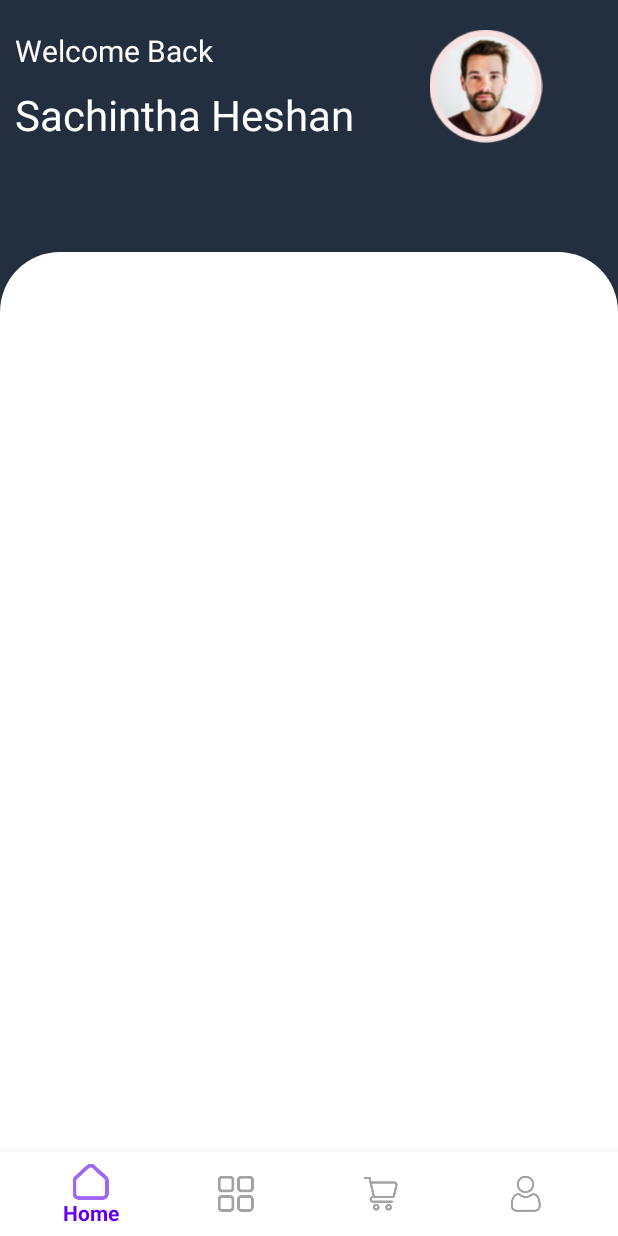
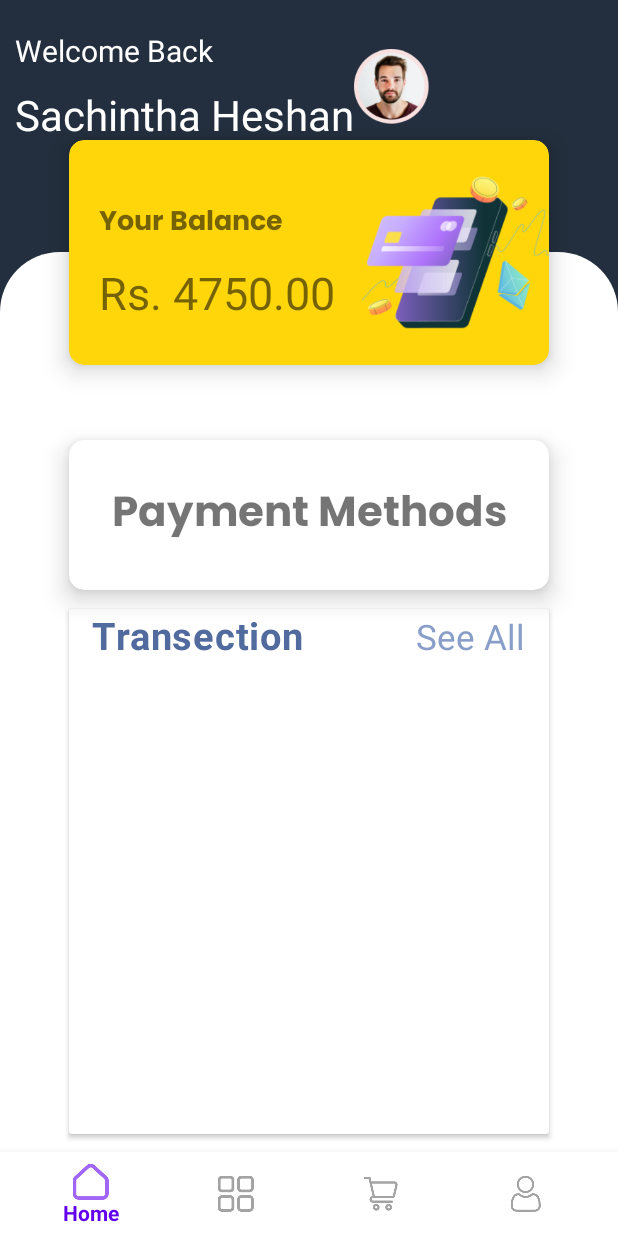
Before and after one commit to ImeshR/MAD-Project, an Android app: the layout activity_payment_profile.xml on its own in the app's theme, with its tools: preview values and no code run, on a phone screen of 412 x 824 dp. Run offline under Robolectric (Android 15) with nearby library versions, the phone set to English and light mode, and no system bars.

Commit message:
profile transection table

```diff
--- a/app/build.gradle
+++ b/app/build.gradle
@@ -45,5 +45,6 @@ dependencies {
     implementation 'androidx.constraintlayout:constraintlayout:2.1.4'
     testImplementation 'junit:junit:4.13.2'
     androidTestImplementation 'androidx.test.ext:junit:1.1.5'
+    implementation("androidx.cardview:cardview:1.0.0")
     androidTestImplementation 'androidx.test.espresso:espresso-core:3.5.1'
 }
--- /dev/null
+++ b/app/src/main/res/drawable/s_textborder.xml
@@ -0,0 +1,6 @@
+<?xml version="1.0" encoding="utf-8"?>
+<shape android:shape="rectangle"
+    xmlns:android="http://schemas.android.com/apk/res/android">
+    <stroke android:color="@color/black" android:width="2dp"/>
+    <corners android:radius="10dp"/>
+</shape>
--- a/app/src/main/res/layout/activity_payment_profile.xml
+++ b/app/src/main/res/layout/activity_payment_profile.xml
@@ -33,8 +33,9 @@
         app:layout_constraintVertical_bias="1.0" />
 
     <LinearLayout
-        android:layout_width="match_parent"
-        android:layout_height="match_parent"
+        android:id="@+id/linearLayout2"
+        android:layout_width="wrap_content"
+        android:layout_height="wrap_content"
         android:orientation="horizontal">
 
         <LinearLayout
@@ -73,22 +74,158 @@
 
     </LinearLayout>
 
-    <!--        <TextView-->
-<!--            android:id="@+id/il"-->
-<!--            android:layout_width="wrap_content"-->
-<!--            android:layout_height="wrap_content"-->
-<!--            android:text="Welcome Back"-->
-<!--            android:textSize="20dp"-->
-<!--            android:textColor="@color/white"/>-->
+    <androidx.cardview.widget.CardView
+        android:id="@+id/cardView"
+        android:layout_width="320dp"
+        android:layout_height="150dp"
+        app:cardBackgroundColor="@color/s_yellow"
+        app:cardCornerRadius="10dp"
+        app:cardElevation="10dp"
+        app:layout_constraintBottom_toTopOf="@+id/view2"
+        app:layout_constraintEnd_toEndOf="parent"
+        app:layout_constraintStart_toStartOf="parent"
+        app:layout_constraintTop_toTopOf="@+id/view2">
 
-<!--        <TextView-->
-<!--            android:layout_width="wrap_content"-->
-<!--            android:layout_height="wrap_content"-->
-<!--            android:layout_below="@+id/il"-->
-<!--            android:fontFamily="@font/poppins_bold"-->
-<!--            android:letterSpacing="0.04"-->
-<!--            android:text="Sachintha Heshan"-->
-<!--            android:textColor="@color/white"-->
-<!--            android:textSize="28dp" />-->
+        <RelativeLayout
+            android:layout_width="match_parent"
+            android:layout_height="match_parent">
+
+            <LinearLayout
+                android:layout_width="match_parent"
+                android:layout_height="match_parent"
+                android:orientation="horizontal">
+
+                <LinearLayout
+                    android:layout_width="wrap_content"
+                    android:layout_height="wrap_content"
+                    android:layout_marginLeft="10dp"
+                    android:layout_marginTop="30dp"
+                    android:orientation="vertical">
+
+                    <TextView
+                        android:id="@+id/textView4"
+                        android:layout_width="wrap_content"
+                        android:layout_height="wrap_content"
+                        android:layout_marginLeft="10dp"
+                        android:layout_marginTop="10dp"
+                        android:fontFamily="@font/poppins_bold"
+                        android:text="Your Balance"
+                        android:textSize="18dp" />
+
+                    <TextView
+                        android:id="@+id/textView5"
+                        android:layout_width="wrap_content"
+                        android:layout_height="wrap_content"
+                        android:layout_marginLeft="10dp"
+                        android:layout_marginTop="10dp"
+                        android:layout_marginRight="10dp"
+                        android:layout_marginBottom="10dp"
+                        android:text="Rs. 4750.00"
+                        android:textSize="30dp" />
+                </LinearLayout>
+
+                <ImageView
+                    android:id="@+id/imageView2"
+                    android:layout_width="145dp"
+                    android:layout_height="match_parent"
+                    android:layout_marginEnd="45dp"
+                    app:srcCompat="@drawable/earn1" />
+            </LinearLayout>
+
+        </RelativeLayout>
+    </androidx.cardview.widget.CardView>
+
+    <RelativeLayout
+        android:layout_width="wrap_content"
+        android:layout_height="wrap_content">
+
+
+    </RelativeLayout>
+
+    <androidx.cardview.widget.CardView
+        android:id="@+id/cardView2"
+        android:layout_width="320dp"
+        android:layout_height="100dp"
+        android:layout_marginTop="50dp"
+        app:cardCornerRadius="10dp"
+        app:cardElevation="10dp"
+        app:layout_constraintEnd_toEndOf="parent"
+        app:layout_constraintStart_toStartOf="parent"
+        app:layout_constraintTop_toBottomOf="@+id/cardView">
+
+        <RelativeLayout
+            android:layout_width="match_parent"
+            android:layout_height="match_parent">
+
+            <TextView
+                android:layout_width="wrap_content"
+                android:layout_height="wrap_content"
+                android:layout_alignParentTop="true"
+                android:layout_alignParentEnd="true"
+                android:layout_alignParentBottom="true"
+                android:layout_marginTop="26dp"
+                android:layout_marginEnd="28dp"
+                android:layout_marginBottom="26dp"
+                android:centerInparent="true"
+                android:fontFamily="@font/poppins_bold"
+                android:text="Payment Methods"
+                android:textSize="28sp" />
+
+        </RelativeLayout>
+    </androidx.cardview.widget.CardView>
+
+    <androidx.cardview.widget.CardView
+        android:layout_width="320dp"
+        android:layout_height="350dp"
+        app:layout_constraintBottom_toTopOf="@+id/BottmoNavigationView"
+        app:layout_constraintEnd_toEndOf="parent"
+        app:layout_constraintStart_toStartOf="parent"
+        app:layout_constraintTop_toBottomOf="@+id/cardView2">
+
+        <LinearLayout
+            android:layout_width="match_parent"
+            android:layout_height="match_parent"
+            android:orientation="vertical">
+
+            <LinearLayout
+                android:layout_width="match_parent"
+                android:layout_height="wrap_content"
+                android:orientation="horizontal"
+                android:paddingLeft="15dp">
+
+                <TextView
+                    android:layout_width="wrap_content"
+                    android:layout_height="wrap_content"
+                    android:letterSpacing="0.02"
+                    android:text="Transection"
+                    android:textColor="#516b9e"
+                    android:textSize="25dp"
+                    android:textStyle="bold" />
+
+                <TextView
+                    android:layout_width="match_parent"
+                    android:layout_height="wrap_content"
+                    android:layout_marginRight="16dp"
+                    android:gravity="end"
+                    android:text="See All"
+                    android:textColor="#d06d88bd"
+                    android:textSize="23dp" />
+            </LinearLayout>
+
+            <RelativeLayout
+                android:layout_width="match_parent"
+                android:layout_height="match_parent">
+                <TableLayout
+                    android:layout_width="match_parent"
+                    android:layout_height="wrap_content"
+                    android:background="@color/s_Ivory"
+                    android:layout_margin="40dp">
+                </TableLayout>
+            </RelativeLayout>
+        </LinearLayout>
+
+
+    </androidx.cardview.widget.CardView>
+
 
 </androidx.constraintlayout.widget.ConstraintLayout>
--- a/app/src/main/res/values/colors.xml
+++ b/app/src/main/res/values/colors.xml
@@ -13,5 +13,6 @@
     <color name="s_cream">#E8E2DB</color>
     <color name="s_green_light">#4cc9f0</color>
     <color name="s_primary_color">#232f3e</color>
+    <color name="s_yellow">#ffd60a</color>
 
 </resources>
```
Also changed, not shown: app/src/main/res/drawable/earn1.png (added).
